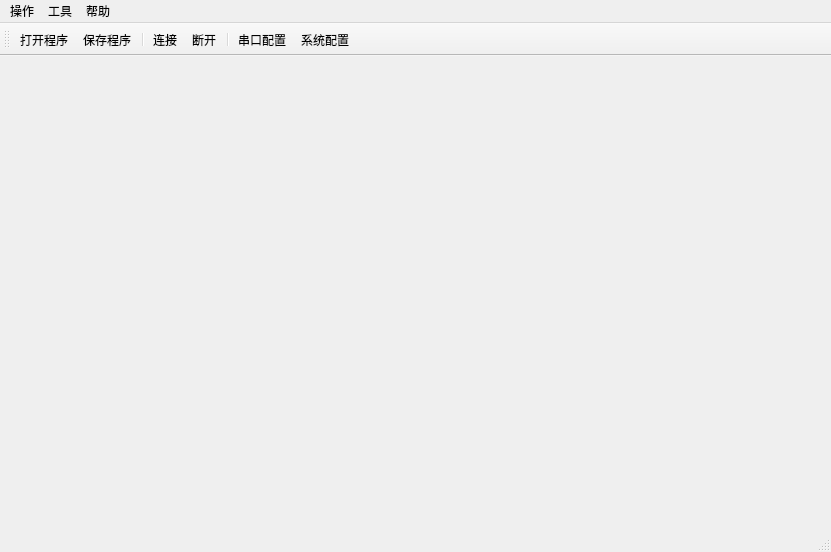
Above: src/mainwindow.ui from eeyoo/step-servo-tuner before the change. Below: the same form after it.
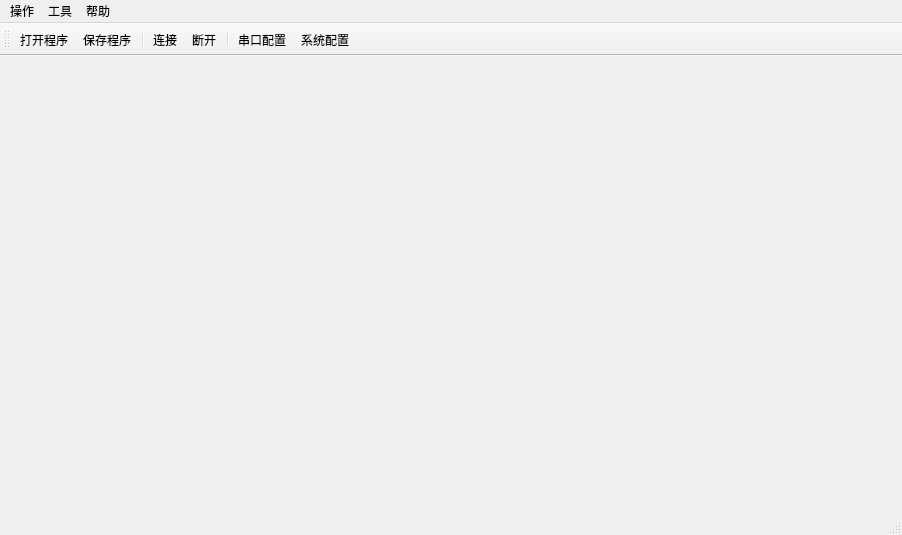
That is the form after the change. Icons and pictures are not drawn.

What changed in the file:
```diff
--- a/src/mainwindow.ui
+++ b/src/mainwindow.ui
@@ -6,8 +6,8 @@
    <rect>
     <x>0</x>
     <y>0</y>
-    <width>831</width>
-    <height>552</height>
+    <width>902</width>
+    <height>535</height>
    </rect>
   </property>
   <property name="windowTitle">
@@ -21,7 +21,7 @@
     <rect>
      <x>0</x>
      <y>0</y>
-     <width>831</width>
+     <width>902</width>
      <height>23</height>
     </rect>
    </property>
```
Left out of the diff: 24 changed lines with no effect on the pictures.
